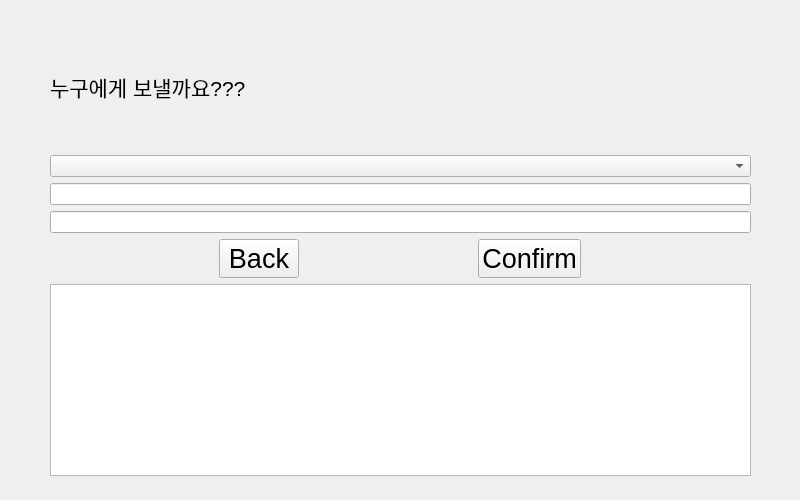
This is ui/transfer-page.ui in Veda-Qt/project as Qt 5 draws it before an edit. The edited form follows.
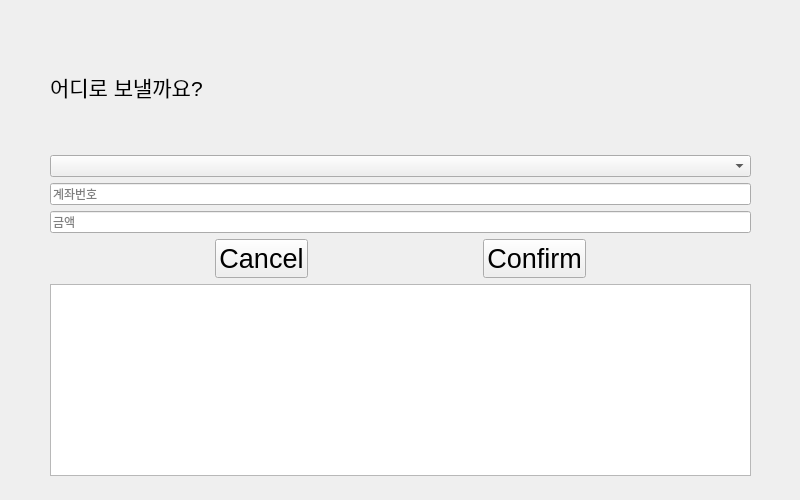
This is the edited form. Icons and pictures are not drawn.

```diff
--- a/ui/transfer-page.ui
+++ b/ui/transfer-page.ui
@@ -46,7 +46,7 @@
        </font>
       </property>
       <property name="text">
-       <string>누구에게 보낼까요???</string>
+       <string>어디로 보낼까요?</string>
       </property>
      </widget>
     </item>
@@ -54,10 +54,18 @@
      <widget class="QComboBox" name="combobox_bank"/>
     </item>
     <item>
-     <widget class="QLineEdit" name="ledit_acnt_num"/>
+     <widget class="QLineEdit" name="ledit_acnt_num">
+      <property name="placeholderText">
+       <string>계좌번호</string>
+      </property>
+     </widget>
     </item>
     <item>
-     <widget class="QLineEdit" name="ledit_money"/>
+     <widget class="QLineEdit" name="ledit_money">
+      <property name="placeholderText">
+       <string>금액</string>
+      </property>
+     </widget>
     </item>
     <item>
      <layout class="QHBoxLayout" name="hlay4_tranfer">
@@ -75,7 +83,17 @@
        <font> <pointsize>20</pointsize> </font>
     </property>
     <property name="text">
-    <string>Back</string>
+         <string>Cancel</string>
+        </property>
+        <property name="icon">
+         <iconset resource="../resources.qrc">
+          <normaloff>:/resources/free_cancel_icon.png</normaloff>:/resources/free_cancel_icon.png</iconset>
+        </property>
+        <property name="iconSize">
+         <size>
+          <width>50</width>
+          <height>50</height>
+         </size>
    </property>
   </widget>
  </item>
@@ -95,6 +113,16 @@
         <property name="text">
          <string>Confirm</string>
         </property>
+        <property name="icon">
+         <iconset resource="../resources.qrc">
+          <normaloff>:/resources/free_confirm_icon.png</normaloff>:/resources/free_confirm_icon.png</iconset>
+        </property>
+        <property name="iconSize">
+         <size>
+          <width>50</width>
+          <height>50</height>
+         </size>
+        </property>
        </widget>
       </item>
      </layout>
```
Left out of the diff: 17 changed lines with no effect on the pictures. Lines whose indentation alone changed are shown as unchanged.
